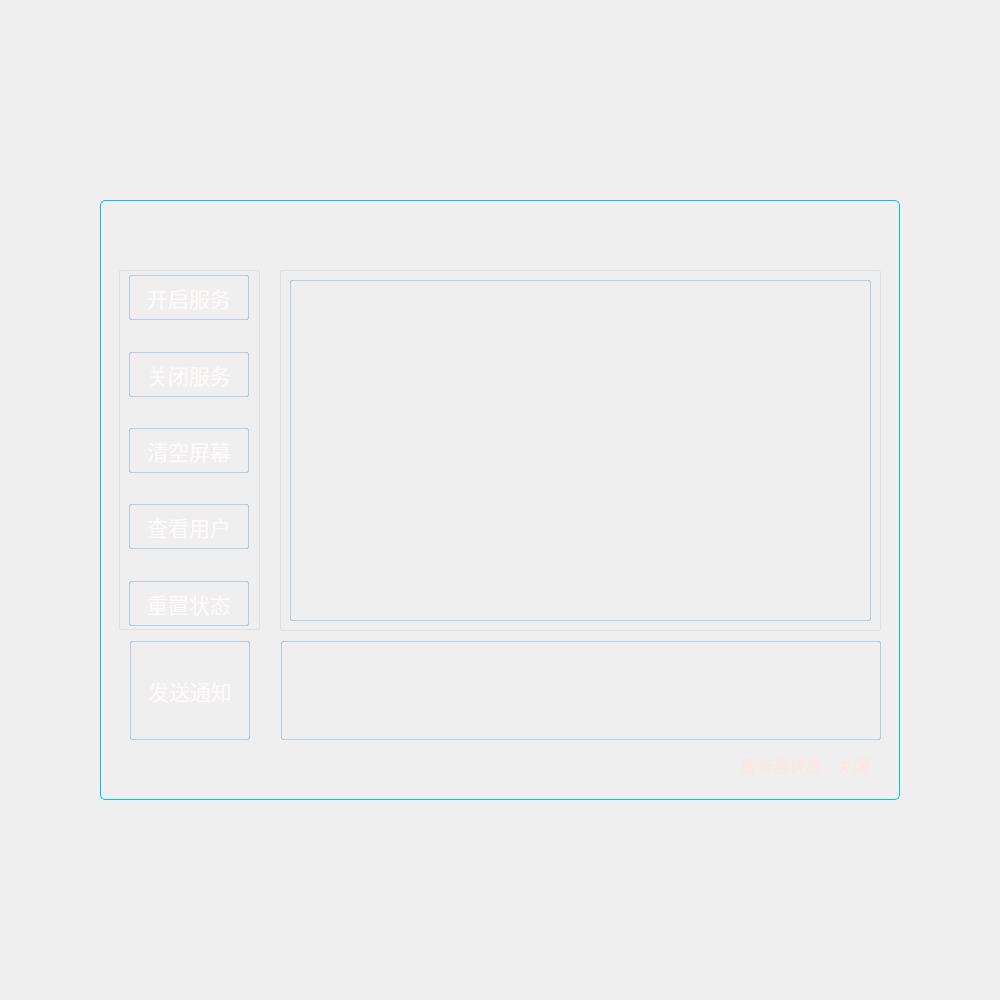
First picture: the form in TFW_chatServe/widget.ui, repository Sunlx5522/TFW_PROJECT, before the edit.
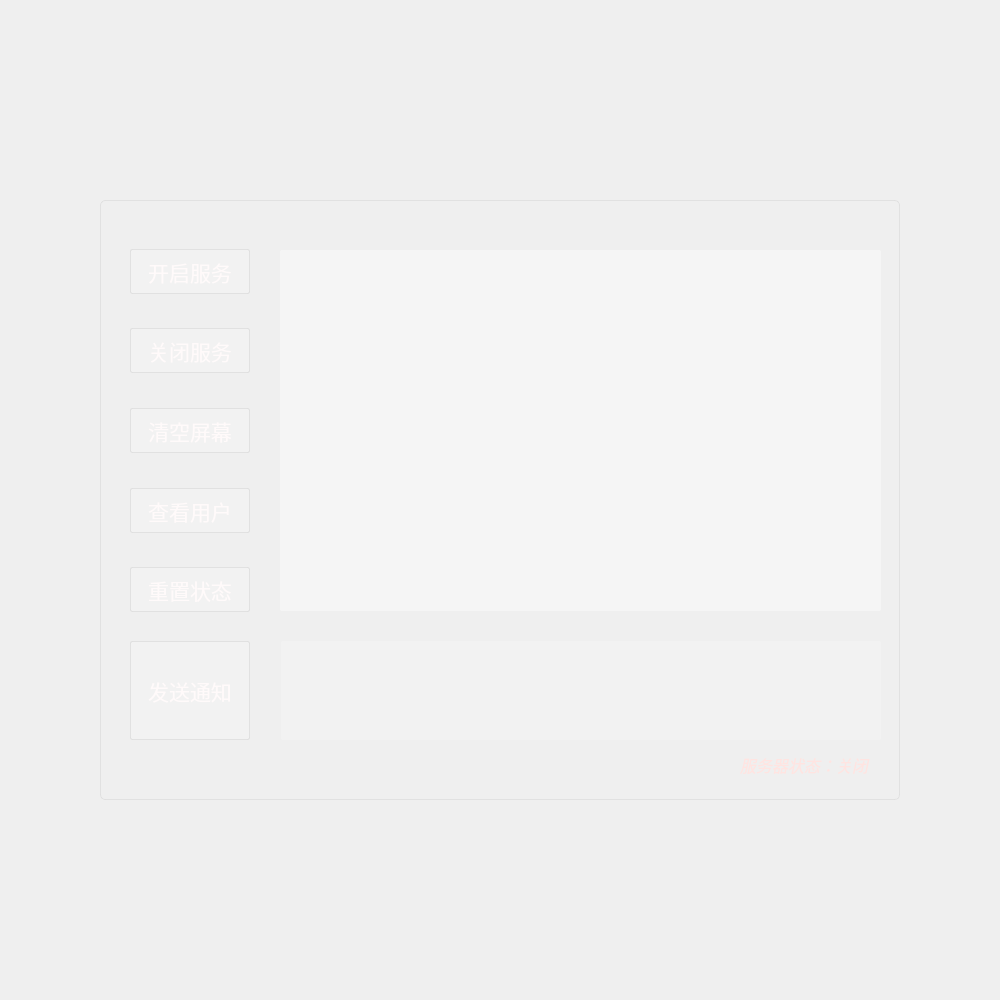
Second picture: the form after the edit. The open tabs and pages were chosen to show the change. Icons and pictures are not drawn.

Patch:
```diff
--- a/TFW_chatServe/widget.ui
+++ b/TFW_chatServe/widget.ui
@@ -38,9 +38,9 @@
     <string notr="true">QFrame#frame{
 /*frame是整个widget里面的容器，用于放置控件 整体拖动*/
 /*背景图片*/
-background-image: url(:/new/prefix1/loginBackgrounf.png);
+background-image: url(:/new/prefix1/newBk.png);
+border: 1px solid rgba(220,220,220, 200);
 /*边缘圆角半径设置*/
-border: 1px solid rgba(0,191,255, 255);
 border-radius:5px; 
 }</string>
    </property>
@@ -81,7 +81,7 @@
         <string/>
        </property>
        <property name="pixmap">
-        <pixmap resource="../TIM/SourceFile.qrc">:/new/prefix1/mim.png</pixmap>
+        <pixmap resource="Resource.qrc">:/new/prefix1/mim.png</pixmap>
        </property>
       </widget>
      </item>
@@ -106,7 +106,7 @@
         <string/>
        </property>
        <property name="pixmap">
-        <pixmap resource="../TIM/SourceFile.qrc">:/new/prefix1/close.png</pixmap>
+        <pixmap resource="Resource.qrc">:/new/prefix1/close.png</pixmap>
        </property>
       </widget>
      </item>
@@ -164,7 +164,8 @@
          <property name="styleSheet">
           <string notr="true">/*放置gif 的widget窗口*/
 QWidget#widget{
-background-image: url(:/new/prefix1/introduction.png);/*设置背景图片*/
+/*background-image: url(:/new/prefix1/introduction.png);/*设置背景图片*/
+background-color:rgba(255,255,255, 50);/*背景颜色设置*/ 
 border-radius:10px;/*设置圆角半径*/
 border-style:outset;/*设置边框*/
 border: 1px solid rgba(220,220,220, 200);
@@ -198,7 +199,7 @@
               <string/>
              </property>
              <property name="pixmap">
-              <pixmap resource="../TIM/SourceFile.qrc">:/new/prefix1/user.png</pixmap>
+              <pixmap resource="Resource.qrc">:/new/prefix1/user.png</pixmap>
              </property>
             </widget>
            </item>
@@ -253,9 +254,9 @@
 /*非悬浮时颜色设置*/
 color:#FFFAFA;
 border-style:outset;/*设置边框*/
-background-color: rgba(255,255,255,0);
+background-color: rgba(255,255,255,50);
 border-radius:2px;/*边框圆角半径设置*/
-border: 1px solid rgba(70,130,180, 80)
+border: 1px solid rgba(220,220,220, 200);
 
 }
 QLineEdit::hover
@@ -314,9 +315,9 @@
 /*非悬浮时颜色设置*/
 color:#FFFAFA;
 border-style:outset;/*设置边框*/
-background-color: rgba(255,255,255,0);
+background-color: rgba(255,255,255,50);
 border-radius:2px;/*边框圆角半径设置*/
-border: 1px solid rgba(70,130,180, 80)
+border: 1px solid rgba(220,220,220, 200);
 
 }
 QLineEdit::hover
@@ -380,10 +381,10 @@
 QPushButton{
 /*静置时设置*/
 color:#FFFAFA;/*字体颜色设置*/
-background-color:rgba(70,130,180, 0);/*背景颜色设置*/  
+background-color:rgba(255,255,255, 50);/*背景颜色设置*/  
 border-style:outset;/*背景颜色设置*/
 border-radius:2px;/*边框圆角半径设置*/
-border: 1px solid rgba(70,130,180, 80)
+border: 1px solid rgba(220,220,220, 200);
 }
 
 QPushButton:hover{
@@ -424,73 +425,6 @@
      </widget>
     </widget>
     <widget class="QWidget" name="page_2">
-     <widget class="QWidget" name="widget_3" native="true">
-      <property name="geometry">
-       <rect>
-        <x>170</x>
-        <y>30</y>
-        <width>601</width>
-        <height>361</height>
-       </rect>
-      </property>
-      <property name="styleSheet">
-       <string notr="true">/*放置gif 的widget窗口*/
-QWidget#widget_3{
-background-image: url(:/new/prefix1/w2.png);/*设置背景图片*/
-border-radius:2px;/*设置圆角半径*/
-border-style:outset;/*设置边框*/
-border: 1px solid rgba(220,220,220, 200);
-}</string>
-      </property>
-      <widget class="QTextEdit" name="display_screen">
-       <property name="geometry">
-        <rect>
-         <x>10</x>
-         <y>10</y>
-         <width>581</width>
-         <height>341</height>
-        </rect>
-       </property>
-       <property name="minimumSize">
-        <size>
-         <width>0</width>
-         <height>0</height>
-        </size>
-       </property>
-       <property name="maximumSize">
-        <size>
-         <width>16777215</width>
-         <height>16777215</height>
-        </size>
-       </property>
-       <property name="font">
-        <font>
-         <family>楷体</family>
-         <pointsize>11</pointsize>
-         <italic>false</italic>
-        </font>
-       </property>
-       <property name="cursor" stdset="0">
-        <cursorShape>ArrowCursor</cursorShape>
-       </property>
-       <property name="mouseTracking">
-        <bool>false</bool>
-       </property>
-       <property name="focusPolicy">
-        <enum>Qt::NoFocus</enum>
-       </property>
-       <property name="styleSheet">
-        <string notr="true">color:#FFFAFA;/*字体颜色设置*/
-background-color: rgba(255,255,255,0);
-border-style:inset;/*背景颜色设置*/
-border-radius:2px;/*边框圆角半径设置*/
-border: 1px solid rgba(70,130,180, 80);</string>
-       </property>
-       <property name="readOnly">
-        <bool>true</bool>
-       </property>
-      </widget>
-     </widget>
      <widget class="QWidget" name="horizontalLayoutWidget_2">
       <property name="geometry">
        <rect>
@@ -529,10 +463,10 @@
 QPushButton{
 /*静置时设置*/
 color:#FFFAFA;/*字体颜色设置*/
-background-color:rgba(70,130,180, 0);/*背景颜色设置*/  
+background-color:rgba(255,255,255, 50);/*背景颜色设置*/  
 border-style:outset;/*背景颜色设置*/
 border-radius:2px;/*边框圆角半径设置*/
-border: 1px solid rgba(70,130,180, 80)
+border: 1px solid rgba(220,220,220, 200);
 }
 
 QPushButton:hover{
@@ -587,47 +521,78 @@
           </font>
          </property>
          <property name="styleSheet">
-          <string notr="true">color:#FFFAFA;/*字体颜色设置*/
-background-color: rgba(255,255,255,0);
+          <string notr="true">
+
+/* 基于天蓝色背景的滚轮样式 */
+
+QTextEdit#message_textEdit{
+    /* 其他 QTextEdit 相关的样式可以在这里设置 */
+color:#FFFAFA;/*字体颜色设置*/
+background-color: rgba(255,255,255,50);
 border-style:inset;/*背景颜色设置*/
 border-radius:2px;/*边框圆角半径设置*/
-border: 1px solid rgba(70,130,180, 80);</string>
+}
+
+QTextEdit QScrollBar:vertical {
+    border: none;                   /* 移除边框 */
+    background: transparent;       /* 设置滚动条背景为透明 */
+    width: 10px;                   /* 设置滚动条宽度为10像素 */
+    margin: 0px;                   /* 移除边距 */
+}
+
+QTextEdit QScrollBar::handle:vertical {
+    background: skyblue;           /* 设置滚轮（handle）的颜色为天蓝色 */
+    min-height: 20px;              /* 设置滚轮的最小高度为20像素 */
+}
+
+QTextEdit QScrollBar::add-line:vertical, 
+QTextEdit QScrollBar::sub-line:vertical,
+QTextEdit QScrollBar::add-page:vertical,
+QTextEdit QScrollBar::sub-page:vertical {
+    height: 0px;                   /* 将上下按钮及其间的区域设置为0高度，从而隐藏它们 */
+    subcontrol-origin: margin;     
+    subcontrol-position: top right;  
+}
+
+/* 如果你还希望定制水平滚动条，你可以按照类似的方式为 QScrollBar:horizontal 和相关的子控件设置样式。 */
+
+</string>
          </property>
         </widget>
        </item>
       </layout>
      </widget>
-     <widget class="QWidget" name="widget_2" native="true">
+     <widget class="QLabel" name="tip_Label">
       <property name="geometry">
        <rect>
-        <x>9</x>
-        <y>30</y>
-        <width>141</width>
-        <height>360</height>
+        <x>630</x>
+        <y>510</y>
+        <width>148</width>
+        <height>29</height>
        </rect>
       </property>
-      <property name="minimumSize">
-       <size>
-        <width>130</width>
-        <height>360</height>
-       </size>
+      <property name="font">
+       <font>
+        <family>微软雅黑</family>
+        <pointsize>12</pointsize>
+        <italic>true</italic>
+       </font>
       </property>
       <property name="styleSheet">
-       <string notr="true">/*放置gif 的widget窗口*/
-QWidget#widget_2{
-background-image: url(:/new/prefix1/w1.png);/*设置背景图片*/
-border-radius:2px;/*设置圆角半径*/
-border-style:outset;/*设置边框*/
-border: 1px solid rgba(220,220,220, 200);
-}</string>
+       <string notr="true">/*qlable 自定义点击按钮 找回密码*/
+color:#FFE4E1;/*设置字体颜色 以备不时之需*/</string>
       </property>
+      <property name="text">
+       <string>服务器状态：关闭</string>
+      </property>
+     </widget>
       <widget class="QWidget" name="verticalLayoutWidget_2">
        <property name="geometry">
         <rect>
-         <x>10</x>
+        <x>20</x>
          <y>0</y>
          <width>122</width>
-         <height>361</height>
+        <height>381</height>
         </rect>
        </property>
        <layout class="QVBoxLayout" name="verticalLayout_2">
@@ -685,10 +650,10 @@
 QPushButton{
 /*静置时设置*/
 color:#FFFAFA;/*字体颜色设置*/
-background-color:rgba(70,130,180, 0);/*背景颜色设置*/  
+background-color:rgba(255,255,255, 50);/*背景颜色设置*/  
 border-style:outset;/*背景颜色设置*/
 border-radius:2px;/*边框圆角半径设置*/
-border: 1px solid rgba(70,130,180, 80)
+border: 1px solid rgba(220,220,220, 200);
 }
 
 QPushButton:hover{
@@ -749,10 +714,10 @@
 QPushButton{
 /*静置时设置*/
 color:#FFFAFA;/*字体颜色设置*/
-background-color:rgba(70,130,180, 0);/*背景颜色设置*/  
+background-color:rgba(255,255,255, 50);/*背景颜色设置*/  
 border-style:outset;/*背景颜色设置*/
 border-radius:2px;/*边框圆角半径设置*/
-border: 1px solid rgba(70,130,180, 80)
+border: 1px solid rgba(220,220,220, 200);
 }
 
 QPushButton:hover{
@@ -813,10 +778,10 @@
 QPushButton{
 /*静置时设置*/
 color:#FFFAFA;/*字体颜色设置*/
-background-color:rgba(70,130,180, 0);/*背景颜色设置*/  
+background-color:rgba(255,255,255, 50);/*背景颜色设置*/  
 border-style:outset;/*背景颜色设置*/
 border-radius:2px;/*边框圆角半径设置*/
-border: 1px solid rgba(70,130,180, 80)
+border: 1px solid rgba(220,220,220, 200);
 }
 
 QPushButton:hover{
@@ -877,10 +842,10 @@
 QPushButton{
 /*静置时设置*/
 color:#FFFAFA;/*字体颜色设置*/
-background-color:rgba(70,130,180, 0);/*背景颜色设置*/  
+background-color:rgba(255,255,255, 50);/*背景颜色设置*/  
 border-style:outset;/*背景颜色设置*/
 border-radius:2px;/*边框圆角半径设置*/
-border: 1px solid rgba(70,130,180, 80)
+border: 1px solid rgba(220,220,220, 200);
 }
 
 QPushButton:hover{
@@ -941,10 +906,10 @@
 QPushButton{
 /*静置时设置*/
 color:#FFFAFA;/*字体颜色设置*/
-background-color:rgba(70,130,180, 0);/*背景颜色设置*/  
+background-color:rgba(255,255,255, 50);/*背景颜色设置*/  
 border-style:outset;/*背景颜色设置*/
 border-radius:2px;/*边框圆角半径设置*/
-border: 1px solid rgba(70,130,180, 80)
+border: 1px solid rgba(220,220,220, 200);
 }
 
 QPushButton:hover{
@@ -992,29 +957,83 @@
         </item>
        </layout>
       </widget>
-     </widget>
-     <widget class="QLabel" name="tip_Label">
+     <widget class="QTextEdit" name="display_screen">
       <property name="geometry">
        <rect>
-        <x>630</x>
-        <y>510</y>
-        <width>148</width>
-        <height>29</height>
+        <x>170</x>
+        <y>10</y>
+        <width>601</width>
+        <height>361</height>
        </rect>
       </property>
+      <property name="minimumSize">
+       <size>
+        <width>0</width>
+        <height>0</height>
+       </size>
+      </property>
+      <property name="maximumSize">
+       <size>
+        <width>16777215</width>
+        <height>16777215</height>
+       </size>
+      </property>
       <property name="font">
        <font>
-        <family>微软雅黑</family>
-        <pointsize>12</pointsize>
-        <italic>true</italic>
+        <family>楷体</family>
+        <pointsize>11</pointsize>
+        <italic>false</italic>
        </font>
       </property>
+      <property name="cursor" stdset="0">
+       <cursorShape>ArrowCursor</cursorShape>
+      </property>
+      <property name="mouseTracking">
+       <bool>false</bool>
+      </property>
+      <property name="focusPolicy">
+       <enum>Qt::NoFocus</enum>
+      </property>
       <property name="styleSheet">
-       <string notr="true">/*qlable 自定义点击按钮 找回密码*/
-color:#FFE4E1;/*设置字体颜色 以备不时之需*/</string>
+       <string notr="true">
+
+/* 基于天蓝色背景的滚轮样式 */
+
+QTextEdit {
+    /* 其他 QTextEdit 相关的样式可以在这里设置 */
+color:#666666;/*字体颜色设置*/
+background-color: rgba(255,255,255,100);
+border-style:inset;/*背景颜色设置*/
+border-radius:2px;/*边框圆角半径设置*/
+}
+
+QTextEdit QScrollBar:vertical {
+    border: none;                   /* 移除边框 */
+    background: transparent;       /* 设置滚动条背景为透明 */
+    width: 10px;                   /* 设置滚动条宽度为10像素 */
+    margin: 0px;                   /* 移除边距 */
+}
+
+QTextEdit QScrollBar::handle:vertical {
+    background: skyblue;           /* 设置滚轮（handle）的颜色为天蓝色 */
+    min-height: 20px;              /* 设置滚轮的最小高度为20像素 */
+}
+
+QTextEdit QScrollBar::add-line:vertical, 
+QTextEdit QScrollBar::sub-line:vertical,
+QTextEdit QScrollBar::add-page:vertical,
+QTextEdit QScrollBar::sub-page:vertical {
+    height: 0px;                   /* 将上下按钮及其间的区域设置为0高度，从而隐藏它们 */
+    subcontrol-origin: margin;     
+    subcontrol-position: top right;  
+}
+
+/* 如果你还希望定制水平滚动条，你可以按照类似的方式为 QScrollBar:horizontal 和相关的子控件设置样式。 */
+
+</string>
       </property>
-      <property name="text">
-       <string>服务器状态：关闭</string>
+      <property name="readOnly">
+       <bool>true</bool>
       </property>
      </widget>
     </widget>
@@ -1042,30 +1061,45 @@
       </property>
       <property name="font">
        <font>
-        <family>Californian FB</family>
+        <family>微软雅黑 Light</family>
         <pointsize>11</pointsize>
        </font>
       </property>
       <property name="styleSheet">
        <string notr="true">QTableView {
- background-color:rgba(152,198,230, 255);
+ background-color: rgba(255,255,255,150);
  border-style:inset;/*背景颜色设置*/
  border-radius:2px;/*边框圆角半径设置*/ 
- border: 1px solid rgba(70,130,180, 80);
- gridline-color: #DCDCDC;
+ border: 1px solid rgba(220,220,220, 200);
+ color: #666666;
 }
+
+/* 表头部分 */
 QHeaderView::section {
-    background-color: rgba(135,206,250, 255);
-    color: #FFE4E1;
-    padding: 4px;
+    background-color: deepskyblue; /* 设置表头的背景色 */
+    padding: 5px; /* 设置内边距 */
+    border-style: none; /* 去掉默认的边框样式 */
+    border-bottom: 2px solid lightblue; /* 底部边框 */
+    border-right: 1px solid lightblue; /* 右侧边框，为了在每一列之间有分隔 */
+    gridline-color: lightblue;
 }
-QTableView::item:selected {
-    background-color: rgba(135,206,250, 255);
+
+/* 当鼠标悬浮表头时的样式 */
+QHeaderView::section:hover {
+    background-color: dodgerblue; /* 鼠标悬浮时的背景色 */
 }
-QTableView::item:hover {
-    background-color: rgba(173,216,230, 255);
+
+/* 当鼠标点击表头时的样式 */
+QHeaderView::section:pressed {
+    background-color: royalblue; /* 鼠标点击时的背景色 */
 }
 
+/* 为了让表头悬浮，可以尝试去掉其下面的边框，让它看起来与主表格是分离的 */
+QTableView QHeaderView {
+    border-bottom: 0px solid transparent;
+}
+
+
 
 /* 基于天蓝色背景的滚轮样式 */
 
@@ -1165,10 +1199,10 @@
 QPushButton{
 /*静置时设置*/
 color:#FFFAFA;/*字体颜色设置*/
-background-color:rgba(70,130,180, 0);/*背景颜色设置*/  
+background-color:rgba(255,255,255, 50);/*背景颜色设置*/  
 border-style:outset;/*背景颜色设置*/
 border-radius:2px;/*边框圆角半径设置*/
-border: 1px solid rgba(70,130,180, 80)
+border: 1px solid rgba(220,220,220, 200);
 }
 
 QPushButton:hover{
@@ -1218,11 +1252,12 @@
        <string notr="true"> /*文本输入框 账号输入*/
 QLineEdit{
 /*非悬浮时颜色设置*/
-color:#000000;
-background-color: rgba(255,255,255,0);
+color:#FFFAFA;
 border-style:outset;/*设置边框*/
+background-color: rgba(255,255,255,50);
 border-radius:2px;/*边框圆角半径设置*/
-border: 1px solid rgba(70,130,180, 100);
+border: 1px solid rgba(220,220,220, 200);
+
 }
 QLineEdit::hover
 {
@@ -1268,7 +1303,7 @@
        <string/>
       </property>
       <property name="pixmap">
-       <pixmap>:/new/prefix1/search.png</pixmap>
+       <pixmap resource="Resource.qrc">:/new/prefix1/search.png</pixmap>
       </property>
      </widget>
      <widget class="QPushButton" name="returnToSum">
@@ -1306,10 +1341,10 @@
 QPushButton{
 /*静置时设置*/
 color:#FFFAFA;/*字体颜色设置*/
-background-color:rgba(70,130,180, 0);/*背景颜色设置*/  
+background-color:rgba(255,255,255, 50);/*背景颜色设置*/  
 border-style:outset;/*背景颜色设置*/
 border-radius:2px;/*边框圆角半径设置*/
-border: 1px solid rgba(70,130,180, 80)
+border: 1px solid rgba(220,220,220, 200);
 }
 
 QPushButton:hover{
```
Left out of the diff: 4 changed lines with no effect on the pictures. Lines whose indentation alone changed are shown as unchanged.
